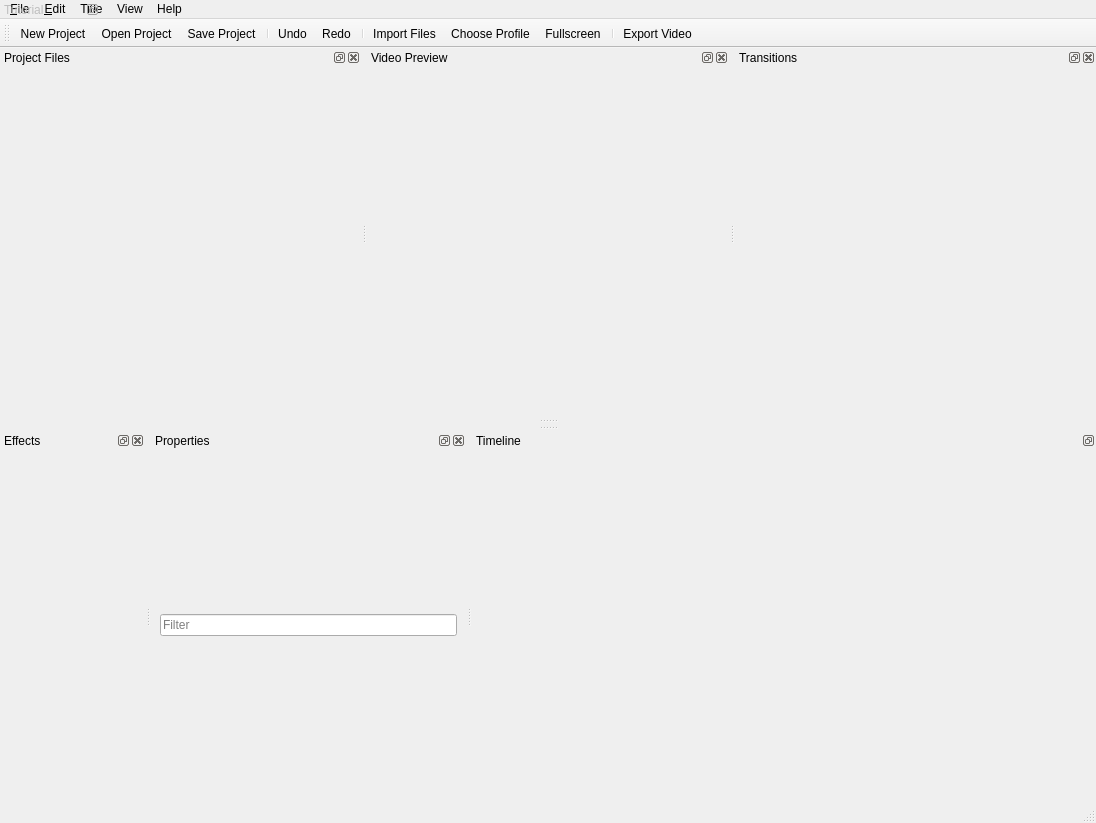
Above: src/windows/ui/main-window.ui from OpenShot/openshot-qt before the change. Below: the same form after it.
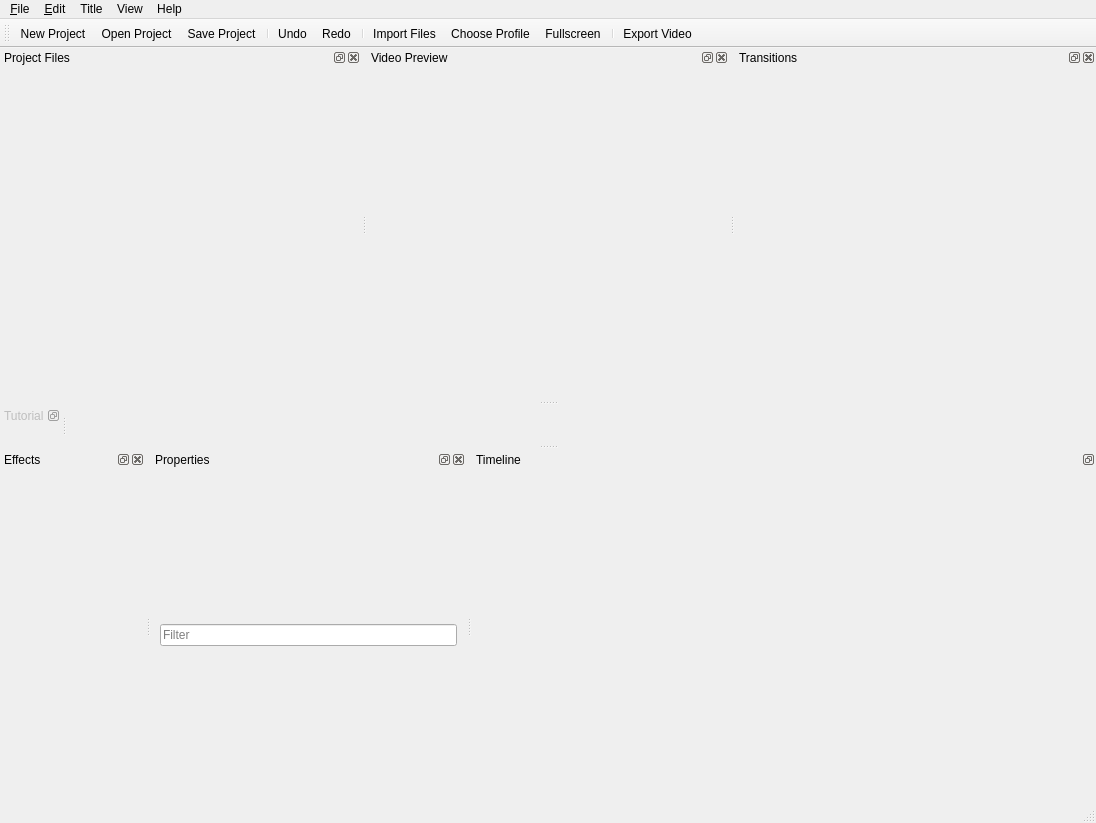
That is the form after the change. Icons and pictures are not drawn.

Commit message:
Fix Qt warning message, code cleanup
Fixes "invalid area argument" message from Qt.
Removing doubles of properties.

```diff
--- a/src/windows/ui/main-window.ui
+++ b/src/windows/ui/main-window.ui
@@ -434,7 +434,7 @@
     <bool>false</bool>
    </property>
    <attribute name="dockWidgetArea">
-    <number>0</number>
+    <number>1</number>
    </attribute>
    <widget class="QWidget" name="dockTutorialContents">
     <property name="focusPolicy">
```
Left out of the diff: 9 changed lines with no effect on the pictures.
